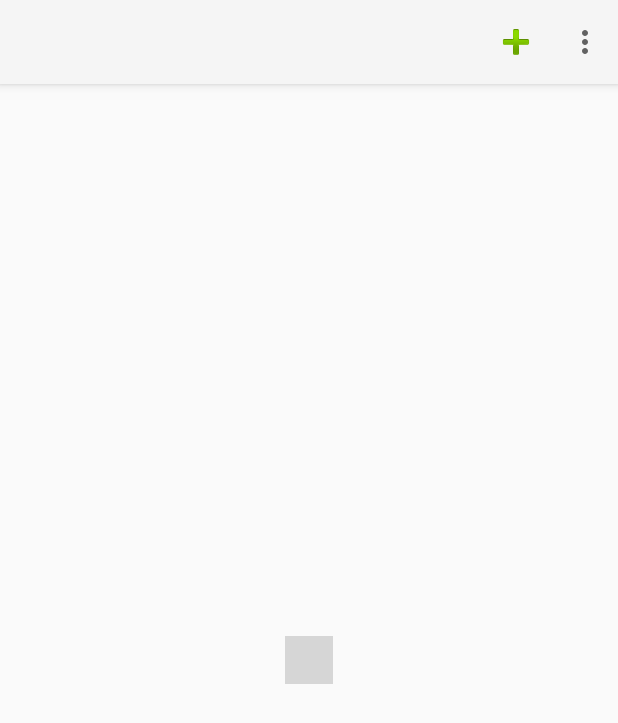
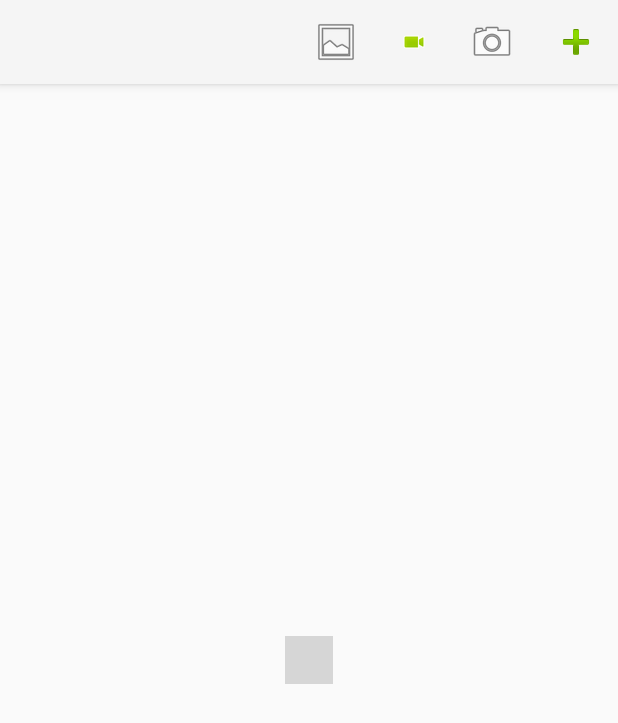
Before and after one commit to basius/MapAndMedia, an Android app: the screen it shows after launch (MainActivity), on a phone screen of 412 x 824 dp. Shown: the top 723 px of the screen. Run offline under Robolectric (Android 15) with nearby library versions, the phone set to English and light mode, and no system bars; libraries missing offline, so code that uses them is left out: org.osmdroid.api, org.osmdroid.tileprovider, org.osmdroid.util, org.osmdroid.views; plain views replace MapView; 21 statements that could not run were skipped; grey boxes are pictures that could not be loaded.

Commit message:
Afegim dintre del MainActivity els diferents metodes per utilitzar la camera; video i imatge, també per crear noms dels fitxers sense que coincideixin. Comprovem que el gps estigui encés, en cas contrari demanem al usuari que l'activi. Creats diferents menu items a la part superior per fer referencia al video, foto i galeria.

```diff
--- a/app/src/main/java/com/example/basius/mapandmedia/MainActivityFragment.java
+++ b/app/src/main/java/com/example/basius/mapandmedia/MainActivityFragment.java
@@ -1,14 +1,20 @@
 package com.example.basius.mapandmedia;
 
 import android.content.Context;
+import android.content.Intent;
 import android.location.LocationManager;
+import android.net.Uri;
+import android.os.Environment;
+import android.provider.MediaStore;
 import android.provider.Settings;
 import android.support.v4.app.Fragment;
 import android.os.Bundle;
 import android.util.DisplayMetrics;
+import android.util.Log;
 import android.view.LayoutInflater;
 import android.view.View;
 import android.view.ViewGroup;
+import android.widget.Button;
 
 import org.osmdroid.api.IMapController;
 import org.osmdroid.tileprovider.tilesource.TileSourceFactory;
@@ -21,12 +27,16 @@ import org.osmdroid.views.overlay.compass.InternalCompassOrientationProvider;
 import org.osmdroid.views.overlay.mylocation.GpsMyLocationProvider;
 import org.osmdroid.views.overlay.mylocation.MyLocationNewOverlay;
 
+import java.io.File;
+import java.io.IOException;
+import java.text.SimpleDateFormat;
+import java.util.Date;
+
 /**
  * A placeholder fragment containing a simple view.
  */
-public class MainActivityFragment extends Fragment {
+public class MainActivityFragment extends Fragment{
     MapView map;
-
     private MyLocationNewOverlay myLocationOverlay;
     private ScaleBarOverlay mScaleBarOverlay;
     private CompassOverlay mCompassOverlay;
@@ -45,6 +55,25 @@ public class MainActivityFragment extends Fragment {
         setOverlays();
         map.invalidate();
 
+       // galeria = (Button) view.findViewById(R.id.galeria);
+        //galeria.setOnClickListener(this);
+
+/*
+        Button camera = (Button) view.findViewById(R.id.camera);
+        camera.setOnClickListener(new View.OnClickListener() {
+            @Override
+            public void onClick(View view) {
+                cAndv.dispatchTakePictureIntent();
+            }
+        });
+        Button video = (Button) view.findViewById(R.id.video);
+        video.setOnClickListener(new View.OnClickListener() {
+            @Override
+            public void onClick(View view) {
+                cAndv.dispatchTakeVideoIntent();
+            }
+        });
+        */
         return view;
     }
     private void initializeMap() {
@@ -53,6 +82,7 @@ public class MainActivityFragment extends Fragment {
         if (locationProviders == null || locationProviders.equals("")) {
             GPSTracker gps = new GPSTracker(getContext());
             gps.showSettingsAlert();
+            map.invalidate();
         }
         map.setTileSource(TileSourceFactory.MAPNIK);
         map.setTilesScaledToDpi(true);
@@ -64,6 +94,8 @@ public class MainActivityFragment extends Fragment {
         //  Setteamos el zoom al mismo nivel y ajustamos la posición a un geopunto
         mapController = map.getController();
         mapController.setZoom(15);
+        GeoPoint startPoint = new GeoPoint(41.388433, 2.167096);
+        mapController.setCenter(startPoint);
     }
 
     private void setOverlays() {
--- a/app/src/main/res/menu/menu_main.xml
+++ b/app/src/main/res/menu/menu_main.xml
@@ -2,6 +2,10 @@
     xmlns:app="http://schemas.android.com/apk/res-auto"
     xmlns:tools="http://schemas.android.com/tools"
     tools:context="com.example.basius.mapandmedia.MainActivity">
+    <item android:id="@+id/galeria"
+        android:title="galeria"
+        app:showAsAction="never|always"
+        android:icon="@android:drawable/ic_menu_gallery" />
     <item
         android:id="@+id/action_settings"
         android:orderInCategory="100"
@@ -10,11 +14,11 @@
         android:icon="@android:drawable/ic_input_add" />
     <item
         android:title="Video"
-        android:showAsAction="never|always"
+        app:showAsAction="never|always"
         android:icon="@android:drawable/presence_video_online"
         android:id="@+id/video" />
     <item android:title="Camera"
-        android:showAsAction="never|always"
+        app:showAsAction="never|always"
         android:icon="@android:drawable/ic_menu_camera"
         android:id="@+id/camera" />
 </menu>
```
Also changed, not shown: app/src/main/java/com/example/basius/mapandmedia/MainActivity.java (+82 -2 lines), app/src/main/res/layout/galeria.xml (added, +11 -0 lines).
